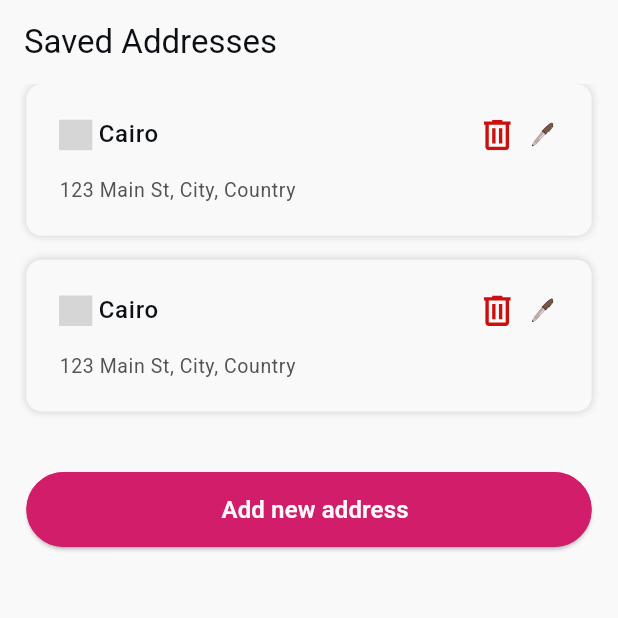
After one commit to ahmedalam782/elevate_flower_app, a Flutter app: the UserAdressesPage screen opened by its route, on a phone screen of 412 x 824 dp, the top half of it. The commit adds this screen. Run offline on Flutter 3.47's test engine with Material 3 defaults, Android fonts, the phone set to English and light mode, and no system bars; our stand-ins replace cached_network_image, dio, easy_localization, equatable, flutter_bloc, flutter_cache_manager and 18 more; accounts and stored records are empty; generated files the repository leaves out were written again; project files that could hold a hidden picture were left out; grey boxes are pictures that could not be loaded.

Commit message:
feat: Implement user addresses feature with localization and UI components

```diff
--- a/assets/localization/ar-EG.json
+++ b/assets/localization/ar-EG.json
@@ -283,5 +283,9 @@
     "title": "تغيير اللغة",
     "arabic": "العربية",
     "english": "الانجليزية"
+  },
+  "address": {
+    "address_title": "العناوين المحفوظة",
+    "add_new_address": "إضافة عنوان جديد"
   }
 }
--- a/assets/localization/en-US.json
+++ b/assets/localization/en-US.json
@@ -283,5 +283,9 @@
     "profile_updated_successfully": "Profile updated successfully",
     "camera_option": "Camera",
     "gallery_option": "Gallery"
+  },
+  "address": {
+    "address_title": "Saved Addresses",
+    "add_new_address": "Add new address"
   }
 }
--- a/lib/core/routes/app_router.dart
+++ b/lib/core/routes/app_router.dart
@@ -6,6 +6,7 @@ import 'package:elevate_flower_app/features/edit_profile/presentation/view/pages
 import 'package:elevate_flower_app/features/occasions/presentation/view/pages/occasions_page.dart';
 import 'package:elevate_flower_app/features/product_details/presentation/view/pages/product_details_page.dart';
 import 'package:elevate_flower_app/features/register/presentation/view/pages/register_page.dart';
+import 'package:elevate_flower_app/features/user_adresses/presentation/view/pages/user_adresses_page.dart';
 import 'package:flutter/material.dart';
 import 'package:go_router/go_router.dart';
 import '../../features/forget_password/presentation/view/pages/forgetPassword_page.dart';
@@ -83,6 +84,12 @@ final GoRouter router = GoRouter(
         key: ValueKey(context.locale.languageCode.toString()),
       ),
     ),
+    _customAnimatedGoRoute(
+      route: Routes.userAdresses,
+      page: (state, context) => UserAdressesPage(
+        key: ValueKey(context.locale.languageCode.toString()),
+      ),
+    ),
   ],
 );
 
--- a/lib/core/routes/routes.dart
+++ b/lib/core/routes/routes.dart
@@ -13,5 +13,6 @@ class Routes {
   static const String occasions = "/occasions";
   static const String carScreen = "/car-screen";
   static const String editProfile = "/edit-profile";
+  static const String userAdresses = "/user-adresses";
 
 }
--- a/lib/core/theme/app_icons.dart
+++ b/lib/core/theme/app_icons.dart
@@ -61,4 +61,6 @@ class AppIcons {
   static const String iconsTranslateLang = "assets/icons/translate_lang.svg";
 
   static const String iconsWarning = "assets/icons/warning.svg";
+
+  static const String iconsDelete = "assets/icons/delete.svg";
 }
--- a/lib/features/profile/presentation/view/pages/profile_page.dart
+++ b/lib/features/profile/presentation/view/pages/profile_page.dart
@@ -234,6 +234,7 @@ class _ProfilePageState extends State<ProfilePage> {
                       title: LocaleKeys.profile_saved_address.tr(),
                       onTap: () {
                         // TODO: Navigate to saved addresses
+                        context.push(Routes.userAdresses);
                       },
                     ),
 
--- /dev/null
+++ b/lib/features/user_adresses/presentation/view/pages/user_adresses_page.dart
@@ -0,0 +1,22 @@
+import 'package:easy_localization/easy_localization.dart';
+import 'package:elevate_flower_app/core/config/di/injectable_config.dart';
+import 'package:elevate_flower_app/core/languages/locale_keys.g.dart';
+import 'package:elevate_flower_app/features/user_adresses/presentation/view/widgets/user_adresses_body.dart';
+import 'package:elevate_flower_app/features/user_adresses/presentation/view_model/cubit/user_adresses_cubit.dart';
+import 'package:flutter/material.dart';
+import 'package:flutter_bloc/flutter_bloc.dart';
+
+class UserAdressesPage extends StatelessWidget {
+  UserAdressesPage({super.key});
+  final cubit = getIt<UserAdressesCubit>();
+  @override
+  Widget build(BuildContext context) {
+    return Scaffold(
+      appBar: AppBar(title: Text(LocaleKeys.address_address_title.tr())),
+      body: BlocProvider<UserAdressesCubit>(
+        create: (context) => cubit,
+        child: const UserAdressesBody(),
+      ),
+    );
+  }
+}
--- /dev/null
+++ b/lib/features/user_adresses/presentation/view/widgets/address_cell.dart
@@ -0,0 +1,73 @@
+import 'package:elevate_flower_app/core/theme/app_colors.dart';
+import 'package:elevate_flower_app/core/theme/app_icons.dart';
+import 'package:flutter/material.dart';
+import 'package:flutter_screenutil/flutter_screenutil.dart';
+import 'package:flutter_svg/flutter_svg.dart';
+
+class AddressCell extends StatelessWidget {
+  const AddressCell({super.key, required this.onEdit, required this.onDelete});
+  final VoidCallback onEdit;
+  final VoidCallback onDelete;
+
+  @override
+  Widget build(BuildContext context) {
+    return Container(
+      margin: const EdgeInsets.only(bottom: 16),
+      padding: EdgeInsets.all(20.w),
+      decoration: BoxDecoration(
+        color: AppColors.whiteF9,
+        borderRadius: BorderRadius.circular(10.r),
+        boxShadow: [
+          BoxShadow(
+            color: AppColors.gray53.withValues(alpha: 0.25),
+            spreadRadius: 0,
+            blurRadius: 4,
+          ),
+        ],
+      ),
+      child: Column(
+        crossAxisAlignment: CrossAxisAlignment.start,
+        children: [
+          Row(
+            children: [
+              SvgPicture.asset(
+                AppIcons.iconsLocation,
+                width: 20.w,
+                height: 20.h,
+              ),
+              const SizedBox(width: 4),
+              Text('Cairo', style: Theme.of(context).textTheme.bodyLarge),
+              const Spacer(),
+              GestureDetector(
+                onTap: onDelete,
+                child: SvgPicture.asset(
+                  AppIcons.iconsDelete,
+                  width: 20.w,
+                  height: 20.h,
+                ),
+              ),
+              const SizedBox(width: 8),
+              GestureDetector(
+                onTap: onEdit,
+                child: SvgPicture.asset(
+                  AppIcons.iconsEditProfile,
+                  width: 20.w,
+                  height: 20.h,
+                ),
+              ),
+            ],
+          ),
+          SizedBox(height: 16.h),
+          Text(
+            '123 Main St, City, Country',
+            style: Theme.of(context).textTheme.bodySmall?.copyWith(
+              color: AppColors.gray53,
+              fontWeight: FontWeight.w400,
+              fontSize: 13,
+            ),
+          ),
+        ],
+      ),
+    );
+  }
+}
--- /dev/null
+++ b/lib/features/user_adresses/presentation/view/widgets/user_adresses_body.dart
@@ -0,0 +1,51 @@
+import 'package:easy_localization/easy_localization.dart';
+import 'package:elevate_flower_app/core/languages/locale_keys.g.dart';
+import 'package:elevate_flower_app/core/shared/widgets/custom_button.dart';
+import 'package:elevate_flower_app/features/user_adresses/presentation/view/widgets/address_cell.dart';
+import 'package:flutter/material.dart';
+import 'package:flutter_screenutil/flutter_screenutil.dart';
+
+class UserAdressesBody extends StatelessWidget {
+  const UserAdressesBody({super.key});
+
+  @override
+  Widget build(BuildContext context) {
+    return SafeArea(
+      bottom: true,
+      child: Padding(
+        padding: EdgeInsets.symmetric(horizontal: 16.w),
+        child: Column(
+          mainAxisSize: MainAxisSize.min,
+          crossAxisAlignment: CrossAxisAlignment.start,
+          children: [
+            Flexible(
+              child: ListView.builder(
+                shrinkWrap: true,
+                itemCount: 2,
+                itemBuilder: (context, index) {
+                  return AddressCell(
+                    onEdit: () {
+                      // TODO GO TO EDIT ADDRESS SCREEN
+                      print("EDIT ADDRESS $index");
+                    },
+                    onDelete: () {
+                      // TODO DELETE ADDRESS
+                      print("DELETE ADDRESS $index");
+                    },
+                  );
+                },
+              ),
+            ),
+            SizedBox(height: 24.h),
+            CustomButton(
+              onPressed: () {
+                // TODO GO TO ADD NEW ADDRESS SCREEN
+              },
+              title: LocaleKeys.address_add_new_address.tr(),
+            ),
+          ],
+        ),
+      ),
+    );
+  }
+}
--- /dev/null
+++ b/lib/features/user_adresses/presentation/view_model/cubit/user_adresses_cubit.dart
@@ -0,0 +1,9 @@
+import 'package:elevate_flower_app/features/user_adresses/presentation/view_model/cubit/user_adresses_states.dart';
+import 'package:flutter_bloc/flutter_bloc.dart';
+import 'package:injectable/injectable.dart';
+
+
+@injectable
+class UserAdressesCubit extends Cubit<UserAdressesStates> {
+  UserAdressesCubit() : super(UserAdressesStates());
+}
--- /dev/null
+++ b/lib/features/user_adresses/presentation/view_model/cubit/user_adresses_states.dart
@@ -0,0 +1,12 @@
+import 'package:elevate_flower_app/core/config/base_state/base_state.dart';
+
+class UserAdressesStates {
+  UserAdressesStates({this.getUserAdressesState = const BaseState.initial()});
+  final BaseState getUserAdressesState;
+
+  UserAdressesStates copyWith({BaseState? getUserAdressesState}) {
+    return UserAdressesStates(
+      getUserAdressesState: getUserAdressesState ?? this.getUserAdressesState,
+    );
+  }
+}
```
